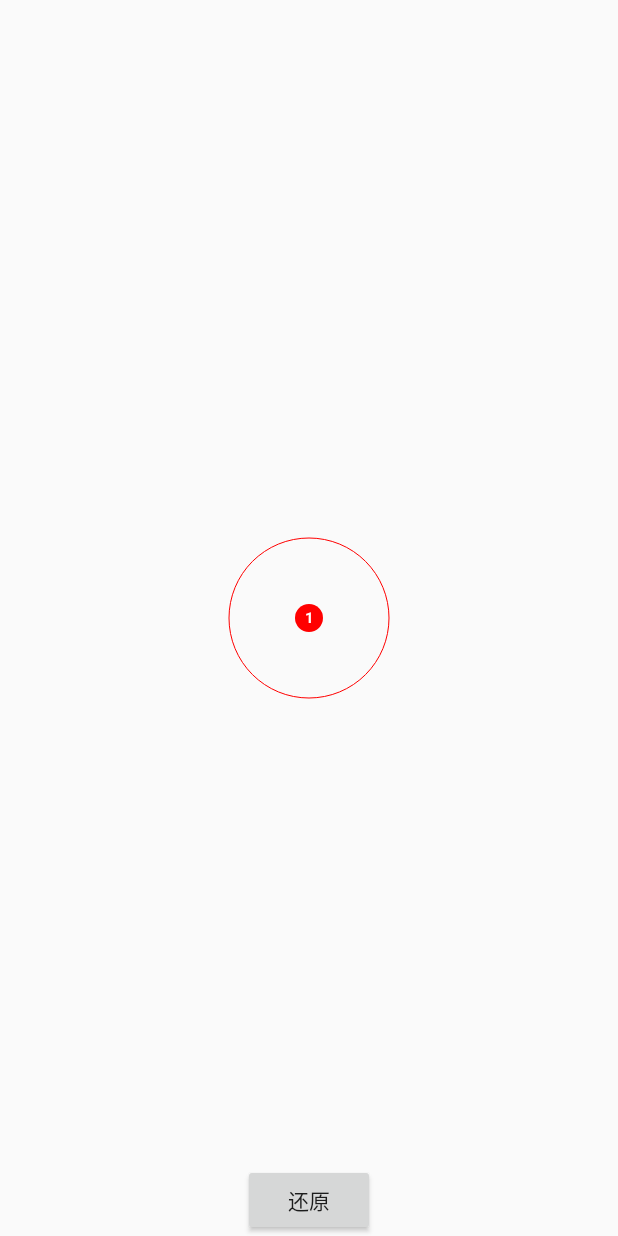
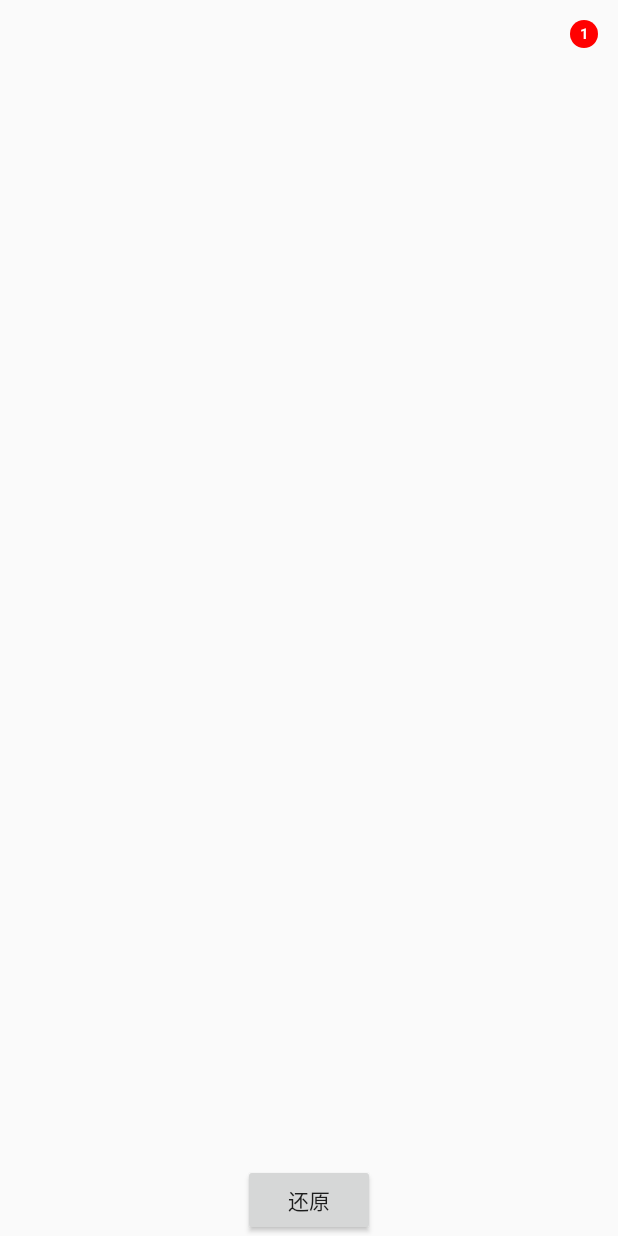
Before and after one commit to mercuryglory/QQ_Widget, an Android app: the StickyActivity screen opened directly, with no data from a screen before it, on a phone screen of 412 x 824 dp. Run offline under Robolectric (Android 15) with nearby library versions, the phone set to English and light mode, and no system bars.

Commit message:
fix:适配实际应用，测量控件的宽高

```diff
--- a/app/src/main/res/layout/activity_sticky.xml
+++ b/app/src/main/res/layout/activity_sticky.xml
@@ -17,8 +17,8 @@
     <com.demo.widget.goolview.ui.StickyTestView
         android:id="@+id/sticky"
         android:layout_alignParentRight="true"
-        android:layout_width="match_parent"
-        android:layout_height="match_parent" />
+        android:layout_width="45dp"
+        android:layout_height="45dp" />
 
     <Button
         android:layout_alignParentBottom="true"
```
